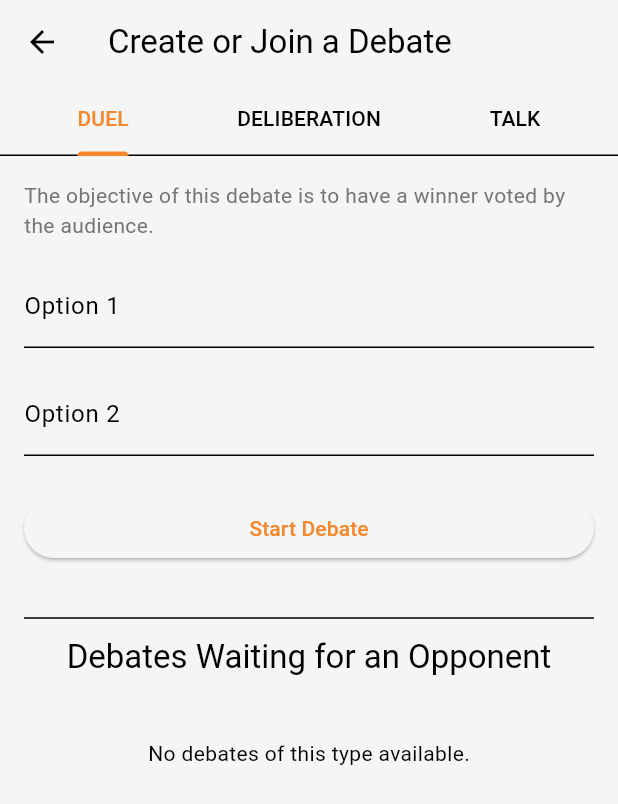
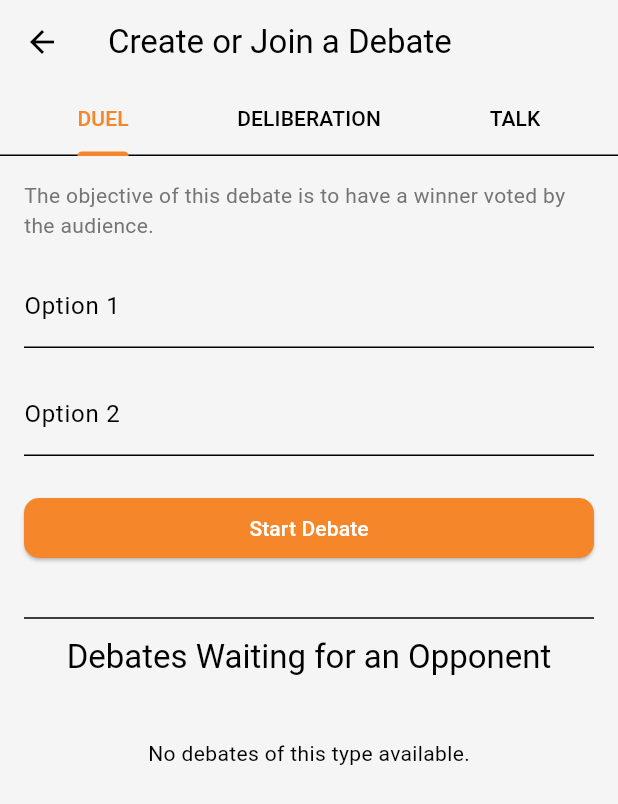
Before and after one commit to mehdilam-sudo/argu, a Flutter app: the AddDebatePage screen opened directly, on a phone screen of 412 x 824 dp. Shown: the top 804 px of the screen. Run offline on Flutter 3.47's test engine with Material 3 defaults, Android fonts, the phone set to English and light mode, and no system bars; our stand-ins replace cloud_firestore, curved_navigation_bar, firebase_auth, firebase_core, firebase_storage, google_sign_in and 3 more; missing offline and left inert: agora_rtc_engine; accounts and stored records are empty.

Commit message:
amelioreation de l'UI des boutons pour débatre

```diff
--- a/lib/pages/add_debate_page.dart
+++ b/lib/pages/add_debate_page.dart
@@ -254,8 +254,18 @@ class _AddDebatePageState extends State<AddDebatePage> with SingleTickerProvider
           ),
           const SizedBox(height: 24),
           ElevatedButton(
+            style: ElevatedButton.styleFrom(
+              backgroundColor: Theme.of(context).colorScheme.primary,
+              foregroundColor: Colors.white,
+            shape: RoundedRectangleBorder(
+              borderRadius: BorderRadius.circular(10.0), // Rayon de 10.0
+            ),
+            ),
             onPressed: _isCreating ? null : _createDebate,
-            child: _isCreating ? const SizedBox(height: 20, width: 20, child: CircularProgressIndicator(strokeWidth: 2)) : const Text('Start Debate'),
+            child: _isCreating ? const SizedBox(
+              height: 20,
+              width: 20,
+              child: CircularProgressIndicator(strokeWidth: 2)) : const Text('Start Debate'),
           ),
         ],
       ),
@@ -278,7 +288,17 @@ class _AddDebatePageState extends State<AddDebatePage> with SingleTickerProvider
           const SizedBox(height: 24),
           ElevatedButton(
             onPressed: _isCreating ? null : _createDebate,
-            child: _isCreating ? const SizedBox(height: 20, width: 20, child: CircularProgressIndicator(strokeWidth: 2)) : const Text('Start Debate'),
+            style: ElevatedButton.styleFrom(
+              backgroundColor: Theme.of(context).colorScheme.primary,
+              foregroundColor: Colors.white,
+            shape: RoundedRectangleBorder(
+              borderRadius: BorderRadius.circular(10.0), // Rayon de 10.0
+            ),
+            ),
+            child: _isCreating ? const SizedBox(
+              height: 20,
+              width: 20,
+              child: CircularProgressIndicator(strokeWidth: 2)) : const Text('Start Debate'),
           ),
         ],
       ),
--- a/lib/pages/live_debate_screen.dart
+++ b/lib/pages/live_debate_screen.dart
@@ -240,8 +240,8 @@ class _LiveDebateScreenState extends State<LiveDebateScreen> {
 
   @override
   Widget build(BuildContext context) {
-    return WillPopScope(
-      onWillPop: () async => false,
+    return PopScope(
+      canPop: false,
       child: Scaffold(
         appBar: AppBar(
           automaticallyImplyLeading: false,
```
